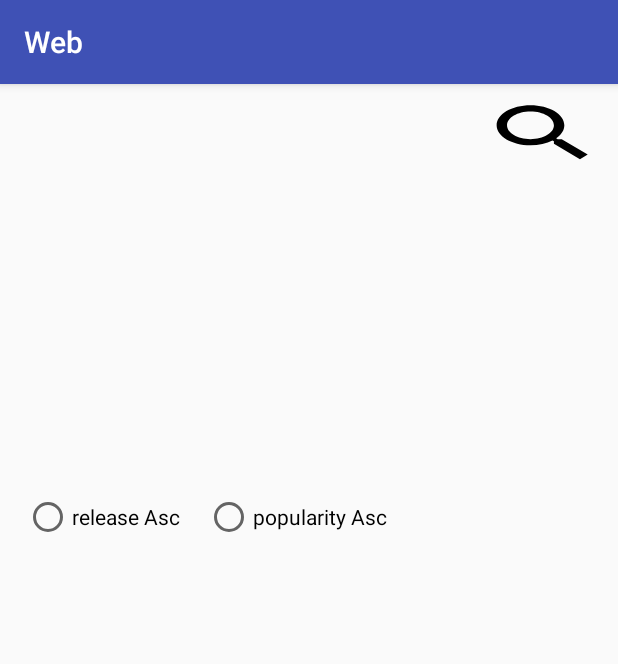
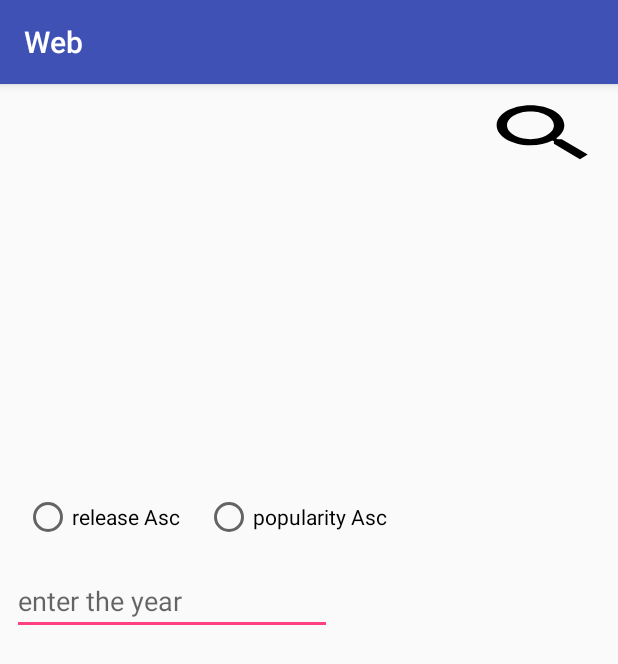
Before and after one commit to SehamHussein/Web, an Android app: the screen it shows after launch (MainActivity), after a tap on an icon or button, on a phone screen of 412 x 824 dp. Shown: the top 664 px of the screen. Run offline under Robolectric (Android 15) with nearby library versions, the phone set to English and light mode, and no system bars; our stand-ins replace Volley; network calls fail.

Commit message:
5th commit

```diff
--- a/app/src/main/java/com/example/pc/web/MainActivity.java
+++ b/app/src/main/java/com/example/pc/web/MainActivity.java
@@ -6,6 +6,7 @@ import android.os.Bundle;
 import android.view.View;
 import android.widget.AdapterView;
 import android.widget.Button;
+import android.widget.EditText;
 import android.widget.ListView;
 import android.widget.RadioGroup;
 
@@ -33,7 +34,8 @@ public class MainActivity extends AppCompatActivity{
     String sortByVariable;
     public static final String ReleaseDateAsc = "release_date.asc";
     public static final String PopularityAsc = "popularity.des";
-
+    String year;
+    EditText editText;
     @Override
     protected void onCreate(Bundle savedInstanceState) {
         super.onCreate(savedInstanceState);
@@ -66,6 +68,8 @@ public class MainActivity extends AppCompatActivity{
         radioGroup=(RadioGroup) findViewById(R.id.radioGroup);
         listMovie = (ListView) findViewById(R.id.listMovie);
         search = (Button) findViewById(R.id.btnSearch);
+        editText=(EditText) findViewById(R.id.editText) ;
+
 
         search.setOnClickListener(new View.OnClickListener() {
             @Override
@@ -73,12 +77,14 @@ public class MainActivity extends AppCompatActivity{
                 switch (radioGroup.getCheckedRadioButtonId()) {
                     case R.id.popularAsc:
                         sortByVariable = PopularityAsc;
+                        year=editText.getText().toString();
                         break;
                     case R.id.releaseAsc:
                         sortByVariable = ReleaseDateAsc;
+                        year=editText.getText().toString();
                         break;
                 }
-                String url = "http://api.themoviedb.org/3/discover/movie?api_key=be32430c9f675ed7df41fbeda2a0525a&language=en-US&sort_by=" + sortByVariable + "&page=1";
+                String url = "http://api.themoviedb.org/3/discover/movie?api_key=be32430c9f675ed7df41fbeda2a0525a&language=en-US&sort_by=" + sortByVariable + "&page=1&year="+year;
                 executeWebService(url);
             }
         });
--- a/app/src/main/res/layout/activity_details.xml
+++ b/app/src/main/res/layout/activity_details.xml
@@ -58,6 +58,7 @@
         android:id="@+id/ratingBar"
         android:layout_width="245dp"
         android:layout_height="50dp"
+        android:numStars="5"
         android:isIndicator="true"
         android:layout_marginRight="8dp"
         app:layout_constraintRight_toRightOf="parent"
--- a/app/src/main/res/layout/activity_main.xml
+++ b/app/src/main/res/layout/activity_main.xml
@@ -82,10 +82,28 @@
 
     </RadioGroup>
 
+    <EditText
+        android:id="@+id/editText"
+        android:layout_width="wrap_content"
+        android:layout_height="wrap_content"
+        android:ems="10"
+        android:inputType="textPersonName"
+        android:hint="enter the year"
+        android:layout_marginTop="8dp"
+        app:layout_constraintTop_toBottomOf="@+id/radioGroup"
+        app:layout_constraintBottom_toBottomOf="parent"
+        android:layout_marginBottom="8dp"
+        app:layout_constraintVertical_bias="0.0"
+        android:layout_marginRight="8dp"
+        app:layout_constraintRight_toRightOf="parent"
+        android:layout_marginLeft="8dp"
+        app:layout_constraintLeft_toLeftOf="parent"
+        app:layout_constraintHorizontal_bias="0.0" />
+
     <ListView
         android:id="@+id/listMovie"
-        android:layout_width="373dp"
-        android:layout_height="441dp"
+        android:layout_width="393dp"
+        android:layout_height="392dp"
         android:layout_marginBottom="2dp"
         android:layout_marginEnd="8dp"
         android:layout_marginLeft="16dp"
@@ -94,11 +112,12 @@
         android:layout_marginTop="8dp"
         android:layout_weight="3.69"
         app:layout_constraintBottom_toBottomOf="parent"
-        app:layout_constraintHorizontal_bias="1.0"
+        app:layout_constraintHorizontal_bias="0.684"
         app:layout_constraintLeft_toLeftOf="parent"
         app:layout_constraintRight_toRightOf="parent"
-        app:layout_constraintTop_toBottomOf="@+id/radioGroup"
-        app:layout_constraintVertical_bias="0.962"
-        tools:layout_editor_absoluteY="66dp" />
+        app:layout_constraintTop_toBottomOf="@+id/editText"
+        app:layout_constraintVertical_bias="1.0"
+        tools:layout_editor_absoluteY="117dp"
+        tools:layout_editor_absoluteX="-19dp" />
 
 </android.support.constraint.ConstraintLayout>
```
